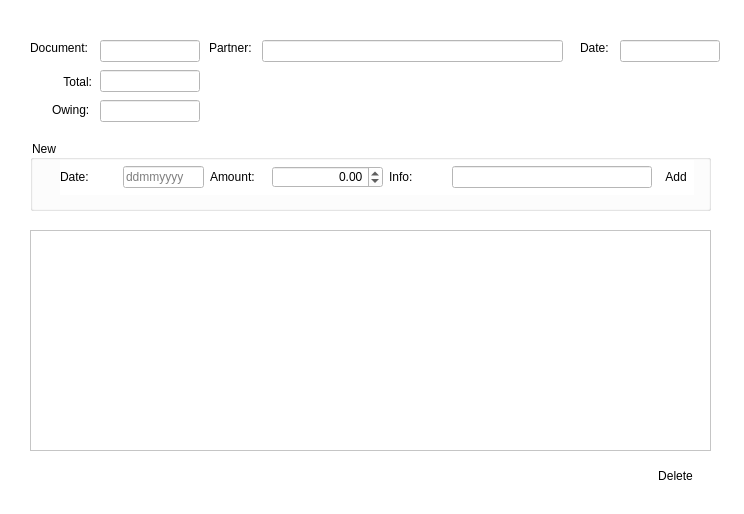
Qt form uis/payments_form.ui (andrei219/euromedia) before a commit.
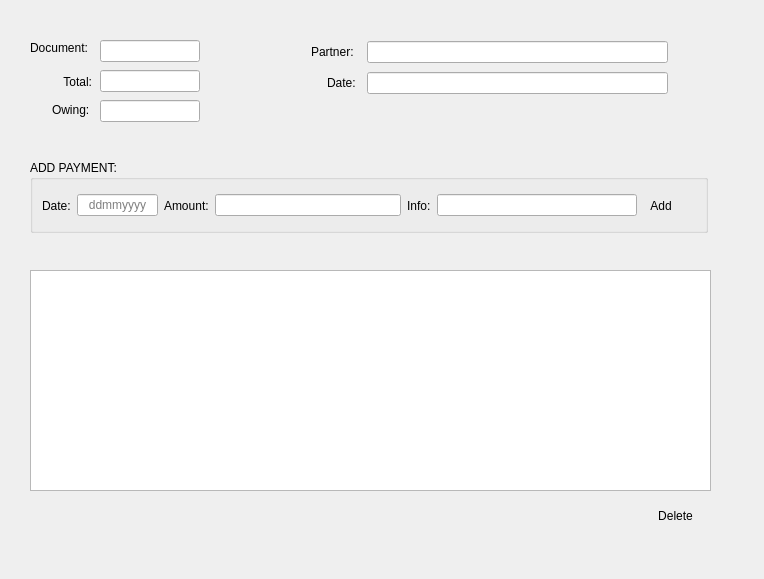
The same form after that commit. Icons and pictures are not drawn.

```diff
--- a/uis/payments_form.ui
+++ b/uis/payments_form.ui
@@ -6,8 +6,8 @@
    <rect>
     <x>0</x>
     <y>0</y>
-    <width>744</width>
-    <height>514</height>
+    <width>764</width>
+    <height>579</height>
    </rect>
   </property>
   <property name="minimumSize">
@@ -16,12 +16,6 @@
     <height>514</height>
    </size>
   </property>
-  <property name="maximumSize">
-   <size>
-    <width>744</width>
-    <height>514</height>
-   </size>
-  </property>
   <property name="windowTitle">
    <string>Payments</string>
   </property>
@@ -30,14 +24,13 @@
     <normaloff>:/add_payment</normaloff>:/add_payment</iconset>
   </property>
   <property name="styleSheet">
-   <string notr="true">background: white;
-font: 8pt &quot;Verdana&quot;;</string>
+   <string notr="true">font: 10pt &quot;MS Shell Dlg 2&quot;;</string>
   </property>
   <widget class="QTableView" name="view">
    <property name="geometry">
     <rect>
      <x>30</x>
-     <y>230</y>
+     <y>270</y>
      <width>681</width>
      <height>221</height>
     </rect>
@@ -47,7 +40,7 @@
    <property name="geometry">
     <rect>
      <x>640</x>
-     <y>460</y>
+     <y>500</y>
      <width>71</width>
      <height>31</height>
     </rect>
@@ -56,7 +49,7 @@
     <enum>Qt::LeftToRight</enum>
    </property>
    <property name="styleSheet">
-    <string notr="true">background: white;</string>
+    <string notr="true"/>
    </property>
    <property name="text">
     <string>Delete</string>
@@ -76,32 +69,32 @@
    <property name="geometry">
     <rect>
      <x>30</x>
-     <y>140</y>
-     <width>681</width>
-     <height>71</height>
+     <y>160</y>
+     <width>678</width>
+     <height>73</height>
     </rect>
    </property>
    <property name="title">
-    <string>New</string>
+    <string>ADD PAYMENT:</string>
    </property>
-   <widget class="QWidget" name="layoutWidget">
+   <widget class="QWidget" name="">
     <property name="geometry">
      <rect>
-      <x>30</x>
-      <y>20</y>
-      <width>634</width>
+      <x>12</x>
+      <y>28</y>
+      <width>637</width>
       <height>35</height>
      </rect>
     </property>
-    <layout class="QGridLayout" name="gridLayout">
-     <item row="0" column="0">
+    <layout class="QHBoxLayout" name="horizontalLayout_2">
+     <item>
       <widget class="QLabel" name="label">
        <property name="text">
         <string>Date:</string>
        </property>
       </widget>
      </item>
-     <item row="0" column="1">
+     <item>
       <widget class="QLineEdit" name="date_line_edit">
        <property name="minimumSize">
         <size>
@@ -115,54 +108,36 @@
          <height>22</height>
         </size>
        </property>
+       <property name="alignment">
+        <set>Qt::AlignCenter</set>
+       </property>
        <property name="placeholderText">
         <string>ddmmyyyy</string>
        </property>
       </widget>
      </item>
-     <item row="0" column="2">
+     <item>
       <widget class="QLabel" name="label_6">
        <property name="text">
         <string>Amount:</string>
        </property>
       </widget>
      </item>
-     <item row="0" column="3">
-      <widget class="QDoubleSpinBox" name="amount_spin_box">
-       <property name="minimumSize">
-        <size>
-         <width>111</width>
-         <height>22</height>
-        </size>
-       </property>
-       <property name="maximumSize">
-        <size>
-         <width>111</width>
-         <height>22</height>
-        </size>
-       </property>
+     <item>
+      <widget class="QLineEdit" name="amount">
        <property name="alignment">
-        <set>Qt::AlignRight|Qt::AlignTrailing|Qt::AlignVCenter</set>
-       </property>
-       <property name="decimals">
-        <number>2</number>
-       </property>
-       <property name="minimum">
-        <double>-99999999999.000000000000000</double>
-       </property>
-       <property name="maximum">
-        <double>99999999999.000000000000000</double>
+        <set>Qt::AlignCenter</set>
        </property>
       </widget>
      </item>
-     <item row="0" column="4">
+     <item>
       <widget class="QLabel" name="label_7">
        <property name="text">
         <string>Info:</string>
        </property>
       </widget>
      </item>
-     <item row="0" column="5">
+     <item>
       <widget class="QLineEdit" name="info_lineedit">
        <property name="minimumSize">
         <size>
@@ -176,12 +151,15 @@
          <height>22</height>
         </size>
        </property>
+       <property name="alignment">
+        <set>Qt::AlignCenter</set>
+       </property>
       </widget>
      </item>
-     <item row="0" column="6">
+     <item>
       <widget class="QToolButton" name="add_payment_tool_button">
        <property name="styleSheet">
-        <string notr="true">background:white;</string>
+        <string notr="true"/>
        </property>
        <property name="text">
         <string>Add</string>
@@ -207,91 +185,6 @@
     </layout>
    </widget>
   </widget>
-  <widget class="QLabel" name="label_3">
-   <property name="geometry">
-    <rect>
-     <x>580</x>
-     <y>40</y>
-     <width>32</width>
-     <height>16</height>
-    </rect>
-   </property>
-   <property name="text">
-    <string>Date:</string>
-   </property>
-  </widget>
-  <widget class="QLineEdit" name="document_date_line_edit">
-   <property name="enabled">
-    <bool>true</bool>
-   </property>
-   <property name="geometry">
-    <rect>
-     <x>620</x>
-     <y>40</y>
-     <width>100</width>
-     <height>22</height>
-    </rect>
-   </property>
-   <property name="minimumSize">
-    <size>
-     <width>100</width>
-     <height>22</height>
-    </size>
-   </property>
-   <property name="maximumSize">
-    <size>
-     <width>100</width>
-     <height>22</height>
-    </size>
-   </property>
-   <property name="readOnly">
-    <bool>true</bool>
-   </property>
-  </widget>
-  <widget class="QLabel" name="label_1">
-   <property name="geometry">
-    <rect>
-     <x>209</x>
-     <y>40</y>
-     <width>47</width>
-     <height>16</height>
-    </rect>
-   </property>
-   <property name="text">
-    <string>Partner:</string>
-   </property>
-  </widget>
-  <widget class="QLineEdit" name="partner_line_edit">
-   <property name="enabled">
-    <bool>true</bool>
-   </property>
-   <property name="geometry">
-    <rect>
-     <x>262</x>
-     <y>40</y>
-     <width>301</width>
-     <height>22</height>
-    </rect>
-   </property>
-   <property name="minimumSize">
-    <size>
-     <width>301</width>
-     <height>22</height>
-    </size>
-   </property>
-   <property name="maximumSize">
-    <size>
-     <width>301</width>
-     <height>22</height>
-    </size>
-   </property>
-   <property name="mouseTracking">
-    <bool>true</bool>
-   </property>
-   <property name="readOnly">
-    <bool>true</bool>
-   </property>
-  </widget>
   <widget class="QLineEdit" name="document_line_edit">
    <property name="enabled">
     <bool>true</bool>
@@ -430,6 +323,106 @@
     <bool>true</bool>
    </property>
   </widget>
+  <widget class="QWidget" name="">
+   <property name="geometry">
+    <rect>
+     <x>327</x>
+     <y>71</y>
+     <width>341</width>
+     <height>24</height>
+    </rect>
+   </property>
+   <layout class="QHBoxLayout" name="horizontalLayout">
+    <item>
+     <widget class="QLabel" name="label_3">
+      <property name="text">
+       <string>Date:</string>
+      </property>
+     </widget>
+    </item>
+    <item>
+     <widget class="QLineEdit" name="document_date_line_edit">
+      <property name="enabled">
+       <bool>true</bool>
+      </property>
+      <property name="minimumSize">
+       <size>
+        <width>301</width>
+        <height>22</height>
+       </size>
+      </property>
+      <property name="maximumSize">
+       <size>
+        <width>301</width>
+        <height>22</height>
+       </size>
+      </property>
+      <property name="alignment">
+       <set>Qt::AlignCenter</set>
+      </property>
+      <property name="readOnly">
+       <bool>true</bool>
+      </property>
+     </widget>
+    </item>
+   </layout>
+  </widget>
+  <widget class="QWidget" name="">
+   <property name="geometry">
+    <rect>
+     <x>311</x>
+     <y>40</y>
+     <width>357</width>
+     <height>24</height>
+    </rect>
+   </property>
+   <layout class="QHBoxLayout" name="horizontalLayout_3">
+    <item>
+     <widget class="QLabel" name="label_1">
+      <property name="text">
+       <string>Partner:</string>
+      </property>
+     </widget>
+    </item>
+    <item>
+     <widget class="QLineEdit" name="partner_line_edit">
+      <property name="enabled">
+       <bool>true</bool>
+      </property>
+      <property name="minimumSize">
+       <size>
+        <width>301</width>
+        <height>22</height>
+       </size>
+      </property>
+      <property name="maximumSize">
+       <size>
+        <width>301</width>
+        <height>22</height>
+       </size>
+      </property>
+      <property name="font">
+       <font>
+        <family>MS Shell Dlg 2</family>
+        <pointsize>10</pointsize>
+        <weight>50</weight>
+        <italic>false</italic>
+        <bold>false</bold>
+       </font>
+      </property>
+      <property name="mouseTracking">
+       <bool>true</bool>
+      </property>
+      <property name="alignment">
+       <set>Qt::AlignCenter</set>
+      </property>
+      <property name="readOnly">
+       <bool>true</bool>
+      </property>
+     </widget>
+    </item>
+   </layout>
+  </widget>
  </widget>
  <tabstops>
   <tabstop>date_line_edit</tabstop>
```
Left out of the diff: 11 changed lines with no effect on the pictures.
